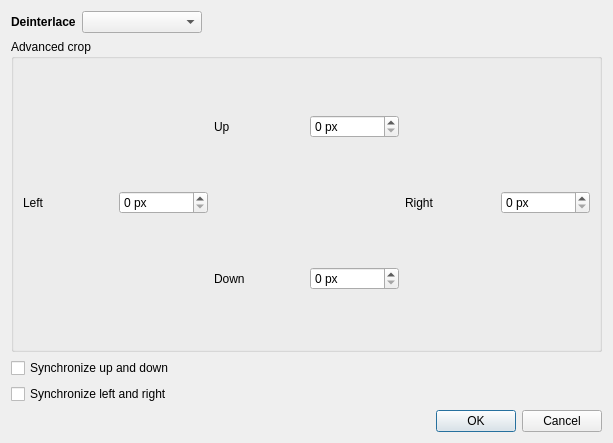
Old version of the form src/advancedpicturesettingswindow.ui in the repository cinemaouvert/OPP.
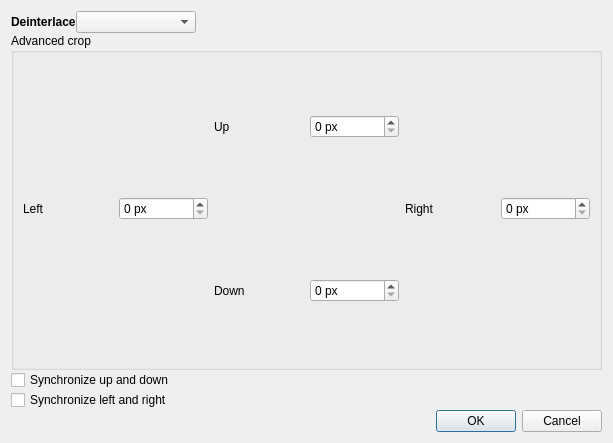
New version of the form.

```diff
--- a/src/advancedpicturesettingswindow.ui
+++ b/src/advancedpicturesettingswindow.ui
@@ -19,10 +19,13 @@
   <layout class="QVBoxLayout" name="verticalLayout_2">
    <item>
     <layout class="QVBoxLayout" name="verticalLayout">
+     <property name="spacing">
+      <number>0</number>
+     </property>
      <item>
       <layout class="QHBoxLayout" name="horizontalLayout">
        <property name="spacing">
-        <number>6</number>
+        <number>0</number>
        </property>
        <property name="sizeConstraint">
         <enum>QLayout::SetDefaultConstraint</enum>
```
